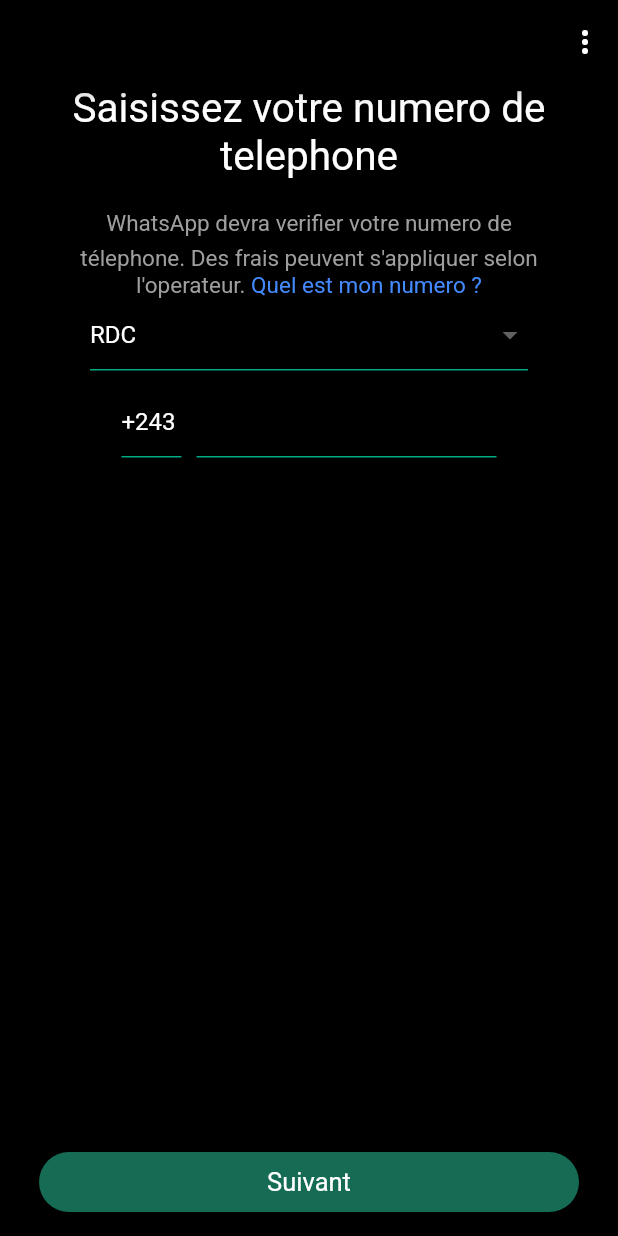
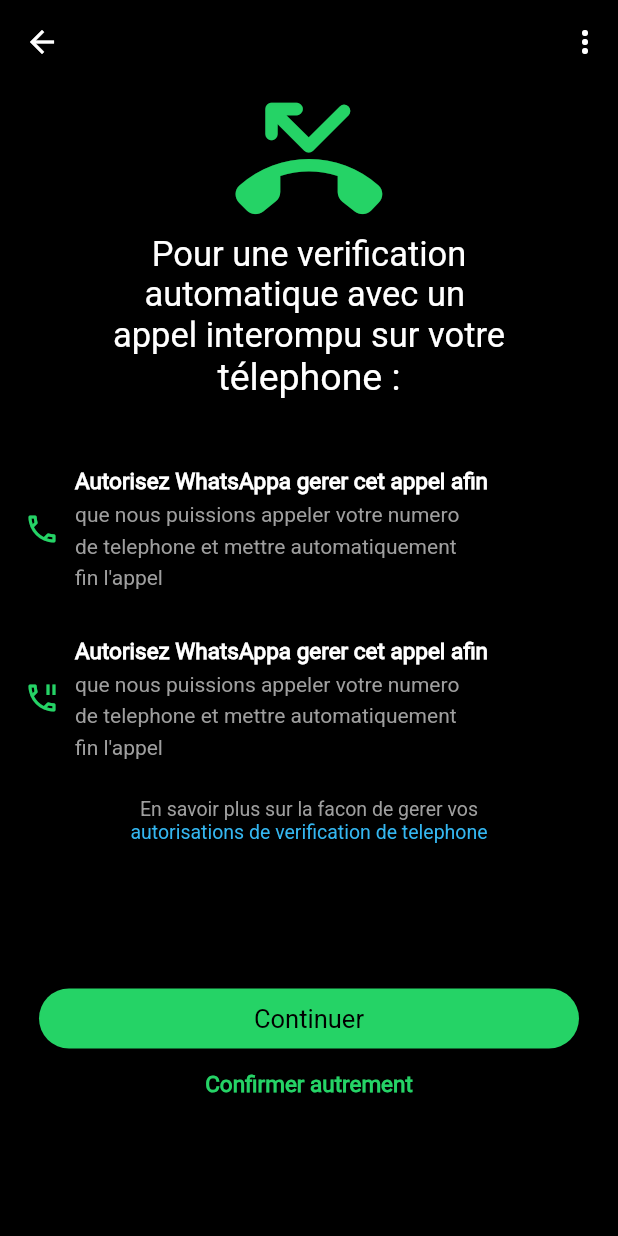
Before and after one commit to jonathan-muina19/whatsapp_meta, a Flutter app: the AuthentificationPages screen opened by its route, after a tap on "Suivant", on a phone screen of 412 x 824 dp. Run offline on Flutter 3.47's test engine with Material 3 defaults, Android fonts, the phone set to English and light mode, and no system bars.

Commit message:
verify number pages completed

```diff
--- a/lib/main.dart
+++ b/lib/main.dart
@@ -1,6 +1,7 @@
 import 'package:flutter/material.dart';
 import 'package:whatsapp_meta/pages/authentification/authentification.dart';
 import 'package:whatsapp_meta/pages/splash/splash_screen.dart';
+import 'package:whatsapp_meta/pages/verify_number/verify_number.dart';
 
 void main() {
   runApp(const MyApp());
@@ -26,7 +27,8 @@
       ),
       home: SplashScreen(),
       routes: {
-        '/authenfication':(context)=>AuthentificationPages()
+        '/authenfication':(context)=>AuthentificationPages(),
+        '/verify_number' : (context)=> VerifyNumber()
       },
     );
   }
--- a/lib/pages/authentification/authentification.dart
+++ b/lib/pages/authentification/authentification.dart
@@ -115,7 +115,7 @@
                 decoration: InputDecoration(
                   hintText: '+243',
                   hintStyle: TextStyle(
-                    color: Colors.white
+                    color: Colors.grey
                   ),
                   border: UnderlineInputBorder(
                     borderSide: BorderSide(color: Color(0XFF00A884))
@@ -133,6 +133,9 @@
             SizedBox(
               width: 200,
               child: TextField(
+                style: TextStyle(
+                  color: Colors.white
+                ),
                 keyboardType: TextInputType.number,
                 controller:phoneController ,
                 decoration: InputDecoration(
@@ -149,7 +152,7 @@
     ),
     floatingActionButton: Uihelper.customButton(
       callback: (){
-
+        Navigator.popAndPushNamed(context, '/verify_number');
       },
       buttonName: 'Suivant'
     ),
--- /dev/null
+++ b/lib/pages/verify_number/verify_number.dart
@@ -0,0 +1,169 @@
+import 'package:flutter/material.dart';
+import 'package:whatsapp_meta/widgets/uiHelper.dart';
+
+class VerifyNumber extends StatelessWidget {
+  const VerifyNumber({super.key});
+
+  @override
+  Widget build(BuildContext context) {
+    return Scaffold(
+      appBar: AppBar(
+        leading: Icon(Icons.arrow_back),
+        actions: [
+          Icon(Icons.more_vert),
+          SizedBox(width: 10)
+        ],
+      ),
+      body: Center(
+        child: Column(
+          //mainAxisAlignment: MainAxisAlignment.center,
+          children: [
+          Icon(Icons.phone_missed_rounded,
+          color: Color(0XFF25D366), size: 100),
+          Uihelper.customText(
+            text: 'Pour une verification',
+            height: 23
+          ),
+          Uihelper.customText(
+            text: 'automatique avec un ',
+            height: 23
+          ),
+          Uihelper.customText(
+            text: 'appel interompu sur votre',
+            height: 23
+          ),
+          Uihelper.customText(
+            text: 'télephone :',
+            height: 25
+          ),
+          SizedBox(height: 30),
+         Container(
+
+          decoration: BoxDecoration(
+            color: Colors.black,
+            borderRadius: BorderRadius.circular(0),
+
+          ),
+          padding: EdgeInsets.all(16.0),
+          child: Row(
+            children: [
+              Icon(Icons.call_outlined,color: Color(0XFF25D366),
+              size: 24
+            ),
+            SizedBox(width: 10),
+            Expanded(
+              child: Column(
+                crossAxisAlignment: CrossAxisAlignment.start,
+                children: [
+                  Uihelper.customText(
+                    text: 'Autorisez WhatsAppa gerer cet appel afin',
+                    height: 15,
+                    fontweight: FontWeight.bold
+                  ),
+                  SizedBox(height: 5),
+                  Uihelper.customText(
+                    text: 'que nous puissions appeler votre numero',
+                    height: 14,
+                    color: Colors.grey
+                  ),
+                  SizedBox(height: 5),
+                  Uihelper.customText(
+                    text: 'de telephone et mettre automatiquement',
+                    height: 14,
+                    color: Colors.grey
+                  ),
+                  SizedBox(height: 5),
+                  Uihelper.customText(
+                    text: "fin l'appel",
+                    height: 14,
+                    color: Colors.grey
+                  ),
+                ],
+              )
+            )
+
+            ],
+          ),
+         ),
+         SizedBox(height: 0),
+
+        Container(
+          decoration: BoxDecoration(
+            color: Colors.black,
+            borderRadius: BorderRadius.circular(0),
+
+          ),
+          padding: EdgeInsets.all(16.0),
+          child: Row(
+            children: [
+              Icon(Icons.phone_paused_outlined,color: Color(0XFF25D366),
+              size: 24
+            ),
+            SizedBox(width: 10),
+            Expanded(
+              child: Column(
+                crossAxisAlignment: CrossAxisAlignment.start,
+                children: [
+                  Uihelper.customText(
+                    text: 'Autorisez WhatsAppa gerer cet appel afin',
+                    height: 15,
+                    fontweight: FontWeight.bold
+                  ),
+                  SizedBox(height: 5),
+                  Uihelper.customText(
+                    text: 'que nous puissions appeler votre numero',
+                    height: 14,
+                    color: Colors.grey
+                  ),
+                  SizedBox(height: 5),
+                  Uihelper.customText(
+                    text: 'de telephone et mettre automatiquement',
+                    height: 14,
+                    color: Colors.grey
+                  ),
+                  SizedBox(height: 5),
+                  Uihelper.customText(
+                    text: "fin l'appel",
+                    height: 14,
+                    color: Colors.grey
+                  ),
+                ],
+              )
+            )
+
+            ],
+          ),
+         ),
+         SizedBox(height: 10),
+         Uihelper.customText(
+          text: 'En savoir plus sur la facon de gerer vos',
+          height: 13,
+          color: Colors.grey
+        ),
+        Uihelper.customText(
+          text: 'autorisations de verification de telephone',
+          height: 13,
+          color: Color(0XFF34B7F1)
+        ),
+        SizedBox(height: 97),
+        Uihelper.customButton(
+          callback: (){},
+          buttonName: 'Continuer',
+        ),
+        TextButton(
+
+          onPressed: (){},
+          child: Uihelper.customText(
+            fontweight: FontWeight.bold,
+            text: 'Confirmer autrement',
+            height: 15,
+            color: Color(0XFF25D366) ,
+          )
+        )
+
+        ],
+        ),
+      ),
+    );
+  }
+}
--- a/lib/widgets/uiHelper.dart
+++ b/lib/widgets/uiHelper.dart
@@ -21,7 +21,7 @@
       child: ElevatedButton(
 
         style: ElevatedButton.styleFrom(
-
+          backgroundColor:  Color(0XFF25D366),
           shape: RoundedRectangleBorder(
             borderRadius: BorderRadius.circular(40)
           )
@@ -33,10 +33,9 @@
         style: TextStyle(
           fontWeight: FontWeight.normal,
           fontSize: 17,
-          color: Colors.white
+          color: Colors.black
       ),
-
-    )
+        )
       ),
     );
 
```
Also changed, not shown: assets/images/verify.png (added).
